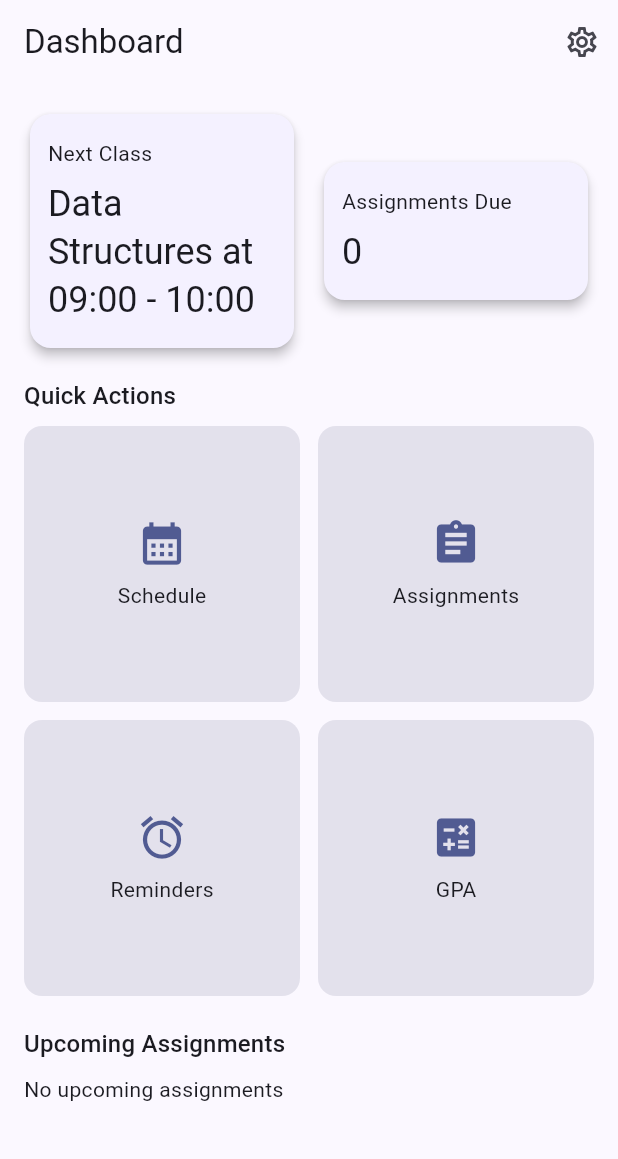
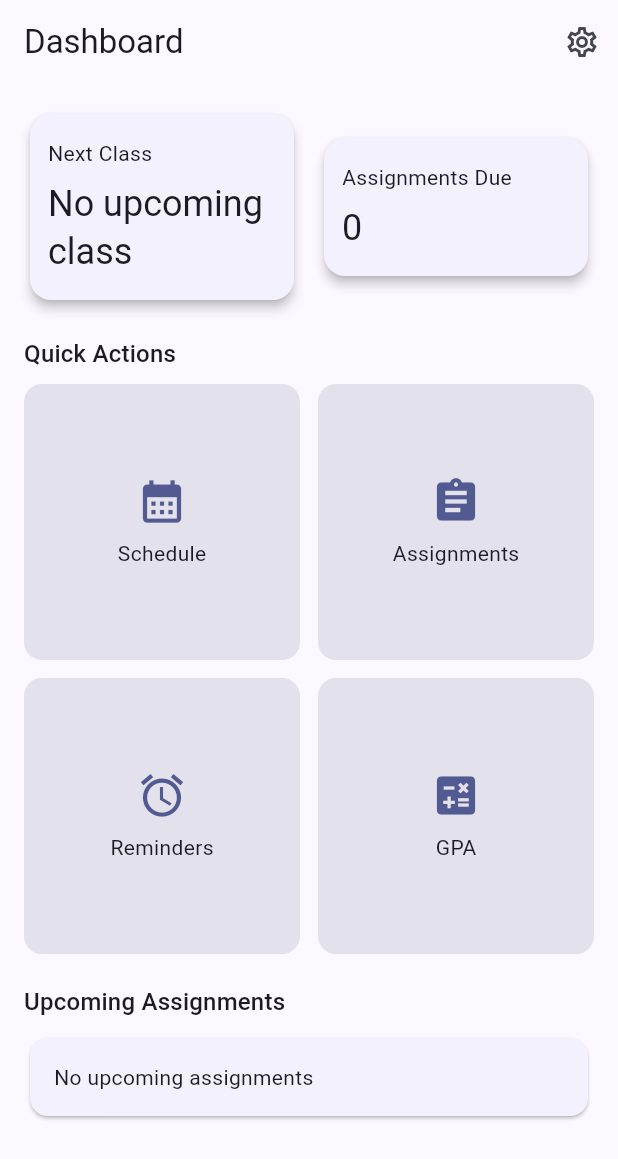
Before and after one commit to 56474-MJN/Flutter-Project, a Flutter app: the HomeDashboard screen opened directly with empty values, on a phone screen of 412 x 824 dp. Shown: the top 1159 px of the screen. Run offline on Flutter 3.47's test engine with Material 3 defaults, Android fonts, the phone set to English and light mode, and no system bars; our stand-ins replace cloud_firestore, firebase_auth, firebase_core; accounts and stored records are empty.

Commit message:
Upcoming Classes Fix

```diff
--- a/lib/screens/Home.dart
+++ b/lib/screens/Home.dart
@@ -3,9 +3,10 @@ import 'package:class6/screens/schedule.dart';
 import 'package:class6/screens/settings.dart';
 import 'package:cloud_firestore/cloud_firestore.dart';
 import 'package:flutter/material.dart';
-import '../data/demo_data.dart';
+import 'package:intl/intl.dart';
 import 'assignment.dart';
 import 'gpa_calculators.dart';
+
 class HomeDashboard extends StatefulWidget {
   final Function(bool) onThemeToggle;
   const HomeDashboard({required this.onThemeToggle, super.key});
@@ -17,59 +18,121 @@ class HomeDashboard extends StatefulWidget {
 class _HomeDashboardState extends State<HomeDashboard> {
   @override
   Widget build(BuildContext context) {
-
     return Scaffold(
       appBar: AppBar(
         title: const Text('Dashboard'),
         actions: [
           IconButton(
-            tooltip: 'Settings',
             icon: const Icon(Icons.settings_outlined),
             onPressed: () => Navigator.push(
               context,
-              MaterialPageRoute(builder: (_) => SettingsScreen(onThemeToggle: widget.onThemeToggle)),
+              MaterialPageRoute(
+                builder: (_) =>
+                    SettingsScreen(onThemeToggle: widget.onThemeToggle),
+              ),
             ),
           ),
         ],
       ),
+
+      // ---------------------------------------------
+      //    MAIN BODY
+      // ---------------------------------------------
       body: RefreshIndicator(
-        onRefresh: () async {
-          await Future.delayed(const Duration(milliseconds: 400));
-        },
+        onRefresh: () async =>
+        await Future.delayed(const Duration(milliseconds: 400)),
         child: ListView(
           padding: const EdgeInsets.all(16),
           children: [
             Row(
               children: [
-                Expanded(child: _OverviewCard(title: 'Next Class', value: DemoData.nextClassSimple())),
+                // --------------------------------------------
+                // NEXT CLASS (FIXED LOGIC)
+                // --------------------------------------------
+                Expanded(
+                  child: StreamBuilder<QuerySnapshot>(
+                    stream: FirebaseFirestore.instance
+                        .collection('classes')
+                        .orderBy('startSort') // Order by the time integer
+                        .snapshots(),
+                    builder: (context, snapshot) {
+                      if (snapshot.connectionState == ConnectionState.waiting) {
+                        return const _OverviewCard(
+                            title: 'Next Class', value: 'Loading...');
+                      }
+
+                      if (!snapshot.hasData || snapshot.data!.docs.isEmpty) {
+                        return const _OverviewCard(
+                            title: 'Next Class', value: 'No upcoming class');
+                      }
+
+                      final docs = snapshot.data!.docs;
+                      final now = DateTime.now();
+                      // Calculate current time in sortable integer format (e.g., 1:19 AM -> 119)
+                      final nowSort = now.hour * 100 + now.minute;
+
+                      /// Get only upcoming classes today
+                      final upcoming = docs.where((d) {
+                        final data = d.data() as Map<String, dynamic>;
+                        // Ensure startSort exists and is an integer, otherwise treat as 0
+                        final sort = data['startSort'] is int ? data['startSort'] : 0;
+
+                        // Filter: keep only classes whose time is AFTER the current time
+                        return sort > nowSort;
+                      }).toList();
+
+                      Map<String, dynamic>? next;
+
+                      if (upcoming.isEmpty) {
+                        // If all classes for today have passed, the next class is the first one tomorrow
+                        // Since the list is ordered by startSort, the first doc is the earliest class.
+                        next = docs.first.data() as Map<String, dynamic>;
+                      } else {
+                        // Otherwise, the next class is the first one in the filtered list
+                        next = upcoming.first.data() as Map<String, dynamic>;
+                      }
+
+                      return _OverviewCard(
+                        title: "Next Class",
+                        value:
+                        "${next['subject'] ?? 'N/A'}\nRoom: ${next['room'] ?? '-'}\n${next['startTime'] ?? 'N/A'}",
+                      );
+                    },
+                  ),
+                ),
+
                 const SizedBox(width: 12),
+
+                // --------------------------------------------
+                // ASSIGNMENTS COUNT
+                // --------------------------------------------
                 Expanded(
-                  child: StreamBuilder(
+                  child: StreamBuilder<QuerySnapshot>(
                     stream: FirebaseFirestore.instance
                         .collection('assignments')
                         .where('completed', isEqualTo: false)
                         .snapshots(),
                     builder: (context, snapshot) {
                       if (!snapshot.hasData) {
-                        return _OverviewCard(
-                          title: 'Assignments Due',
-                          value: '...',
-                        );
+                        return const _OverviewCard(
+                            title: 'Assignments Due', value: '...');
                       }
-
-                      int pending = snapshot.data!.docs.length;
-
                       return _OverviewCard(
                         title: 'Assignments Due',
-                        value: '$pending'
+                        value: '${snapshot.data!.docs.length}',
                       );
                     },
                   ),
                 ),
               ],
             ),
-            const SizedBox(height: 16),
-            Text('Quick Actions', style: Theme.of(context).textTheme.titleMedium),
+            const SizedBox(height: 20),
+
+            // --------------------------------------------
+            // QUICK ACTIONS
+            // --------------------------------------------
+            Text('Quick Actions',
+                style: Theme.of(context).textTheme.titleMedium),
             const SizedBox(height: 8),
             GridView.count(
               crossAxisCount: 2,
@@ -78,62 +141,108 @@ class _HomeDashboardState extends State<HomeDashboard> {
               shrinkWrap: true,
               physics: const NeverScrollableScrollPhysics(),
               children: [
-                _ActionTile(icon: Icons.calendar_month, label: 'Schedule', onTap: () => Navigator.push(context, MaterialPageRoute(builder: (_) => const ScheduleScreen()))),
-                _ActionTile(icon: Icons.assignment, label: 'Assignments', onTap: () => Navigator.push(context, MaterialPageRoute(builder: (_) => const AssignmentsScreen()))),
-                _ActionTile(icon: Icons.alarm, label: 'Reminders', onTap: () => Navigator.push(context, MaterialPageRoute(builder: (_) =>  RemindersScreen()))),
-                _ActionTile(icon: Icons.calculate, label: 'GPA', onTap: () => Navigator.push(context, MaterialPageRoute(builder: (_) => const gpa_calculators()))),
+                _ActionTile(
+                  icon: Icons.calendar_month,
+                  label: 'Schedule',
+                  onTap: () => Navigator.push(
+                    context,
+                    MaterialPageRoute(builder: (_) => const ScheduleScreen()),
+                  ),
+                ),
+                _ActionTile(
+                  icon: Icons.assignment,
+                  label: 'Assignments',
+                  onTap: () => Navigator.push(
+                    context,
+                    MaterialPageRoute(builder: (_) => const AssignmentsScreen()),
+                  ),
+                ),
+                _ActionTile(
+                  icon: Icons.alarm,
+                  label: 'Reminders',
+                  onTap: () => Navigator.push(
+                    context,
+                    MaterialPageRoute(builder: (_) => RemindersScreen()),
+                  ),
+                ),
+                _ActionTile(
+                  icon: Icons.calculate,
+                  label: 'GPA',
+                  onTap: () => Navigator.push(
+                    context,
+                    MaterialPageRoute(builder: (_) => const gpa_calculators()),
+                  ),
+                ),
               ],
             ),
+
             const SizedBox(height: 20),
-            Text('Upcoming Assignments', style: Theme.of(context).textTheme.titleMedium),
+
+            // =================================================
+            //   UPCOMING ASSIGNMENTS
+            // =================================================
+            Text('Upcoming Assignments',
+                style: Theme.of(context).textTheme.titleMedium),
             const SizedBox(height: 8),
-            StreamBuilder(
+
+            StreamBuilder<QuerySnapshot>(
               stream: FirebaseFirestore.instance
                   .collection('assignments')
                   .where('completed', isEqualTo: false)
                   .orderBy('due')
-                  .limit(5)
                   .snapshots(),
               builder: (context, snapshot) {
                 if (!snapshot.hasData) {
-                  return const Text("Loading...");
+                  return const Center(child: Text("Loading..."));
                 }
 
                 if (snapshot.data!.docs.isEmpty) {
-                  return const Text("No upcoming assignments");
+                  return const _EmptyCard(msg: "No upcoming assignments");
                 }
 
                 return Column(
                   children: snapshot.data!.docs.map((doc) {
                     final data = doc.data() as Map<String, dynamic>;
-                    final dueDate = (data['due'] as Timestamp).toDate();
-                    final formattedDate =
-                        "${dueDate.year}-${dueDate.month}-${dueDate.day}";
+                    final dt = (data['due'] is Timestamp)
+                        ? (data['due'] as Timestamp).toDate()
+                        : DateTime.now();
+                    final date = DateFormat('yyyy-MM-dd').format(dt);
 
                     return Card(
                       color: const Color(0xFFF4F1FF),
                       margin: const EdgeInsets.only(bottom: 10),
                       shape: RoundedRectangleBorder(
-                        borderRadius: BorderRadius.circular(12),
-                      ),
+                          borderRadius: BorderRadius.circular(12)),
                       child: ListTile(
                         leading: Icon(Icons.assignment,
                             color: Theme.of(context).colorScheme.primary),
-                        title: Text(data['title']),
-                        subtitle: Text("Due: $formattedDate"),
-                        trailing: data['completed'] == true
-                            ? const Icon(Icons.check_circle, color: Colors.green)
-                            : null,
+                        title: Text(data['title'] ?? 'N/A'),
+                        subtitle: Text("Due: $date"),
                       ),
                     );
                   }).toList(),
                 );
               },
-            )
-
-
+            ),
           ],
         ),
+      ),
+    );
+  }
+}
+
+class _EmptyCard extends StatelessWidget {
+  final String msg;
+  const _EmptyCard({required this.msg});
+
+  @override
+  Widget build(BuildContext context) {
+    return Card(
+      color: const Color(0xFFF4F1FF),
+      shape: RoundedRectangleBorder(borderRadius: BorderRadius.circular(12)),
+      child: Padding(
+        padding: const EdgeInsets.all(16),
+        child: Text(msg),
       ),
     );
   }
@@ -152,12 +261,14 @@ class _OverviewCard extends StatelessWidget {
       elevation: 3,
       child: Padding(
         padding: const EdgeInsets.symmetric(vertical: 16, horizontal: 12),
-        child: Column(crossAxisAlignment: CrossAxisAlignment.start,
-            children: [
-          Text(title, style: Theme.of(context).textTheme.bodyMedium),
-          const SizedBox(height: 8),
-          Text(value, style: Theme.of(context).textTheme.headlineSmall),
-        ]),
+        child: Column(
+          crossAxisAlignment: CrossAxisAlignment.start,
+          children: [
+            Text(title, style: Theme.of(context).textTheme.bodyMedium),
+            const SizedBox(height: 8),
+            Text(value, style: Theme.of(context).textTheme.headlineSmall),
+          ],
+        ),
       ),
     );
   }
@@ -167,7 +278,8 @@ class _ActionTile extends StatelessWidget {
   final IconData icon;
   final String label;
   final VoidCallback onTap;
-  const _ActionTile({required this.icon, required this.label, required this.onTap});
+  const _ActionTile(
+      {required this.icon, required this.label, required this.onTap});
 
   @override
   Widget build(BuildContext context) {
@@ -179,12 +291,15 @@ class _ActionTile extends StatelessWidget {
         borderRadius: BorderRadius.circular(12),
         child: Padding(
           padding: const EdgeInsets.symmetric(vertical: 18, horizontal: 12),
-          child: Column(mainAxisAlignment: MainAxisAlignment.center, children: [
-            Icon(icon, size: 34,
-                color: Theme.of(context).colorScheme.primary),
-            const SizedBox(height: 8),
-            Text(label),
-          ]),
+          child: Column(
+            mainAxisAlignment: MainAxisAlignment.center,
+            children: [
+              Icon(icon,
+                  size: 34, color: Theme.of(context).colorScheme.primary),
+              const SizedBox(height: 8),
+              Text(label),
+            ],
+          ),
         ),
       ),
     );
--- /dev/null
+++ b/lib/screens/nextclass.json
@@ -0,0 +1,6 @@
+{
+  "subject": "Mathematics",
+  "room": "101",
+  "startTime": { "_seconds": 1760032800, "_nanoseconds": 0 },
+  "endTime": { "_seconds": 1760036400, "_nanoseconds": 0 }
+}
--- a/pubspec.yaml
+++ b/pubspec.yaml
@@ -30,15 +30,14 @@ environment:
 dependencies:
   flutter:
     sdk: flutter
-firebase_messaging: ^14.7.0
-  flutter_local_notifications: ^17.0.0
+
 
   # The following adds the Cupertino Icons font to your application.
   # Use with the CupertinoIcons class for iOS style icons.
-  cupertino_icons: ^1.0.8
   firebase_core: ^4.2.1
   firebase_auth: ^6.1.2
   cloud_firestore: ^6.1.0
+  intl: ^0.18.1
 
 dev_dependencies:
   flutter_test:
```
Also changed, not shown: lib/screens/schedule.dart (+142 -102 lines), pubspec.lock.
